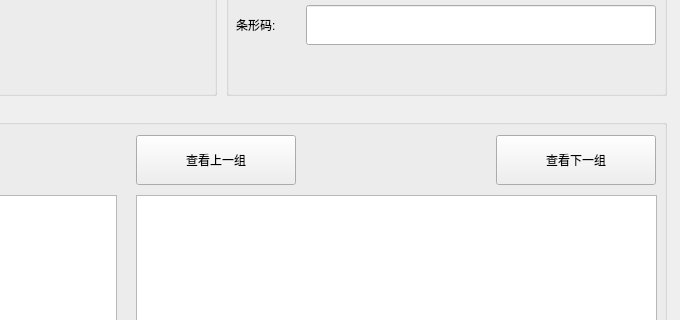
Old version of the form serialCom/res/serialCom.ui in the repository Arvin-He/projects; both pictures show x 344 to 1024 and y 215 to 535 of the 1024 by 768 pixel window.
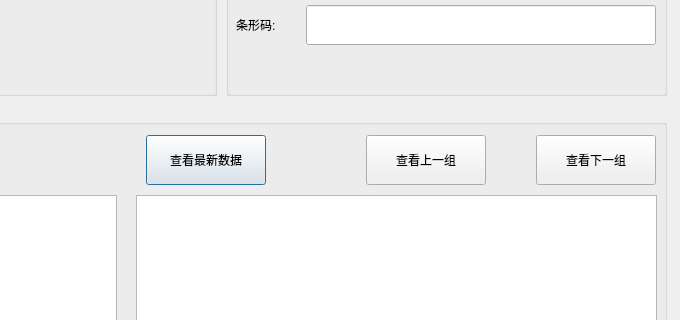
New version of the form.

Commit message: 完成数据查看,上一组下一组

The edit to the form file:
```diff
--- a/serialCom/res/serialCom.ui
+++ b/serialCom/res/serialCom.ui
@@ -477,9 +477,9 @@
    <widget class="QPushButton" name="preBtn">
     <property name="geometry">
      <rect>
-      <x>460</x>
+      <x>690</x>
       <y>30</y>
-      <width>160</width>
+      <width>120</width>
       <height>50</height>
      </rect>
     </property>
@@ -496,9 +496,9 @@
    <widget class="QPushButton" name="nextBtn">
     <property name="geometry">
      <rect>
-      <x>820</x>
+      <x>860</x>
       <y>30</y>
-      <width>160</width>
+      <width>120</width>
       <height>50</height>
      </rect>
     </property>
@@ -577,6 +577,19 @@
      <enum>Qt::NoFocus</enum>
     </property>
    </widget>
+   <widget class="QPushButton" name="currBtn">
+    <property name="geometry">
+     <rect>
+      <x>470</x>
+      <y>30</y>
+      <width>120</width>
+      <height>50</height>
+     </rect>
+    </property>
+    <property name="text">
+     <string>查看最新数据</string>
+    </property>
+   </widget>
   </widget>
  </widget>
  <resources/>
```
The commit also changes 3 other files.
